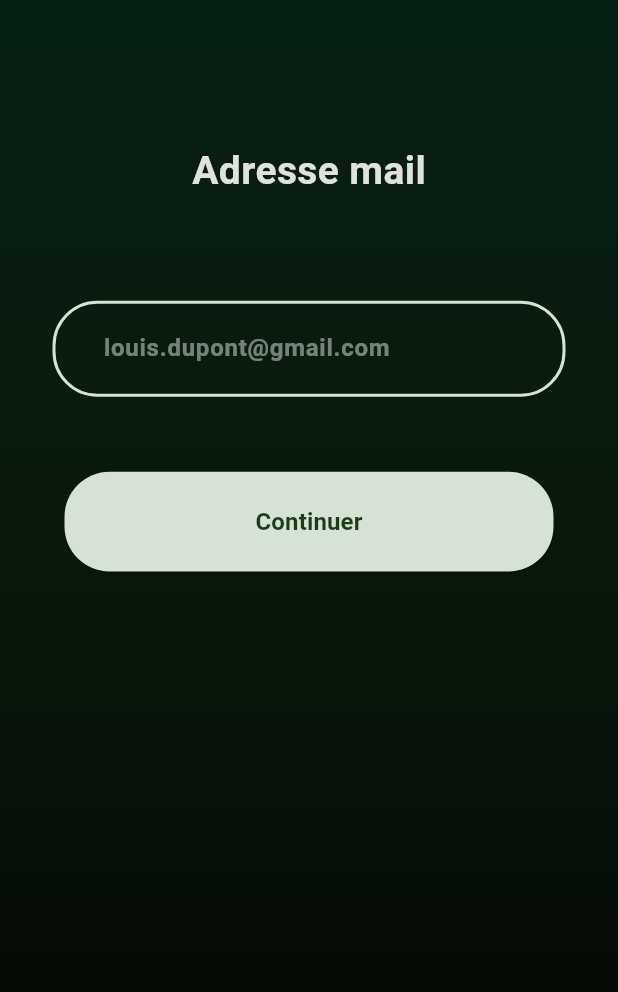
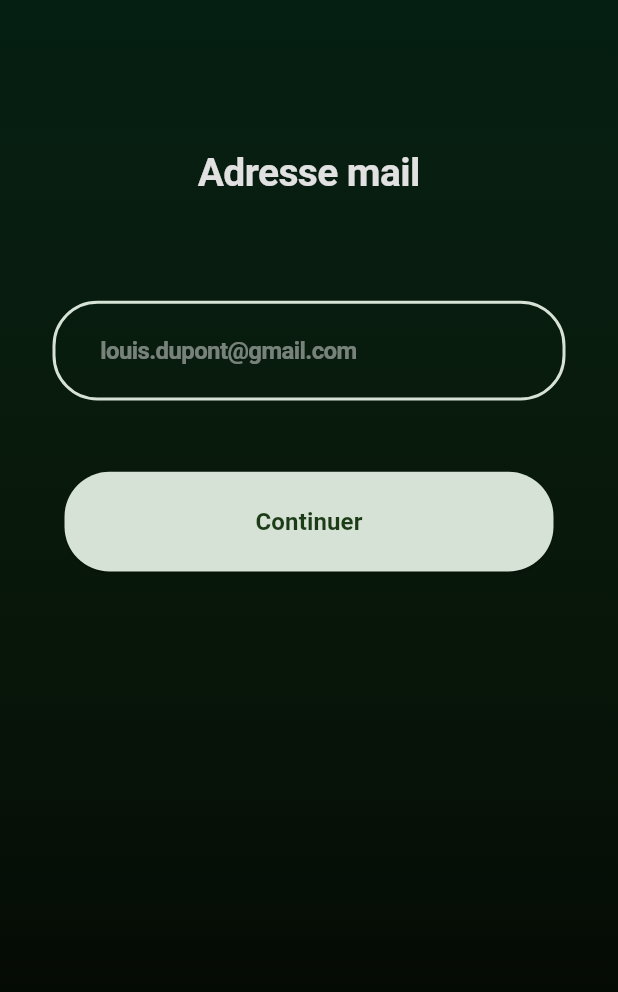
Before and after one commit to Jaxonce/Cypres, a Flutter app: the ConnectionChainCustom screen opened by its route, on a phone screen of 412 x 824 dp. Shown: the top 992 px of the screen. Run offline on Flutter 3.47's test engine with Material 3 defaults, Android fonts, the phone set to English and light mode, and no system bars; our stand-ins replace flutter_svg, flutter_svg_provider; missing offline and left inert: dart:ffi; Roboto replaces fonts that are missing (SFProDisplay).

Commit message:
:construction: add page for message and his background + :lipstick: change Material to Cupertino

```diff
--- a/Sources/lib/pages/home-page.dart
+++ b/Sources/lib/pages/home-page.dart
@@ -1,3 +1,4 @@
+import 'package:flutter/cupertino.dart';
 import 'package:flutter/material.dart';
 import 'package:flutter_svg/flutter_svg.dart';
 import 'package:test_flutter_vue/widget/big-button.dart';
@@ -20,8 +21,8 @@ class _HomePageState extends State<HomePage> {
     const double paddingPercentage = 0.12; // 10% de la taille de l'écran
     final double paddingValue = screenHeight * paddingPercentage;
 
-    return Scaffold(
-      body: Container(
+    return CupertinoPageScaffold(
+      child: Container(
         padding: EdgeInsets.only(top: paddingValue, left: 35, right:35),
         decoration: const BoxDecoration(
           gradient: LinearGradient(
--- a/Sources/lib/widget/connection-chain-custom.dart
+++ b/Sources/lib/widget/connection-chain-custom.dart
@@ -1,5 +1,6 @@
 import 'dart:ffi';
 
+import 'package:flutter/cupertino.dart';
 import 'package:flutter/material.dart';
 import 'package:flutter_svg/svg.dart';
 import 'package:test_flutter_vue/widget/custom-textfield.dart';
@@ -26,8 +27,8 @@ class ConnectionChainCustom extends StatelessWidget {
     const double paddingPercentage = 0.12; // 10% de la taille de l'écran
     final double paddingValue = screenHeight * paddingPercentage;
 
-    return Scaffold(
-      body: Container(
+    return CupertinoPageScaffold(
+      child: Container(
         padding: EdgeInsets.only(top: paddingValue, left: 35, right:35),
         decoration: const BoxDecoration(
           gradient: LinearGradient(
--- a/Sources/lib/widget/custom-textfield.dart
+++ b/Sources/lib/widget/custom-textfield.dart
@@ -1,3 +1,4 @@
+import 'package:flutter/cupertino.dart';
 import 'package:flutter/material.dart';
 
 class CustomTextField extends StatelessWidget {
@@ -15,31 +16,24 @@ class CustomTextField extends StatelessWidget {
     return SizedBox(
         width: screenWidth,
         height: screenWidth/6.2,
-        child:TextField(
+        child:CupertinoTextField(
+          placeholder: text,
+          placeholderStyle: const TextStyle(
+            color: Color.fromRGBO(255, 255, 255, 0.45),
+            fontSize: 16,
+            fontFamily: 'SFProDisplay',
+            fontWeight: FontWeight.bold,
+          ),
+          padding: const EdgeInsets.symmetric(horizontal: 30.0, vertical: 20.0),
+
           obscureText: obscureText,
           keyboardType: keyboardType,
-          decoration: InputDecoration(
-            hintText: text,
-            hintStyle: const TextStyle(
-              color: Color.fromRGBO(255, 255, 255, 0.45),
-              fontSize: 16,
-              fontFamily: 'SFProDisplay',
-              fontWeight: FontWeight.bold,
+          decoration: BoxDecoration(
+            border: Border.all(
+              color: const Color(0xffD7E2D6),
+              width: 2,
             ),
-            contentPadding: const EdgeInsets.symmetric(horizontal: 30.0, vertical: 20.0),
-            enabledBorder: OutlineInputBorder(
-              borderSide: const BorderSide(
-                color: Color(0xffD7E2D6),
-                width: 2.0,
-              ),
-              borderRadius: BorderRadius.circular(30.0),
-            ),
-            focusedBorder: OutlineInputBorder(
-              borderSide: const BorderSide(
-                color: Color(0xffD7E2D6),
-              ),
-              borderRadius: BorderRadius.circular(30.0),
-            ),
+            borderRadius: BorderRadius.circular(30.0),
           ),
           style: const TextStyle(
             color: Color(0xffD7E2D6),
--- a/Sources/pubspec.yaml
+++ b/Sources/pubspec.yaml
@@ -30,8 +30,9 @@ environment:
 dependencies:
   flutter:
     sdk: flutter
-  flutter_svg: ^0.22.0
+  flutter_svg: ^2.0.10+1
   chat_bubbles: ^1.6.0
+  flutter_svg_provider: ^1.0.7
 
 
   # The following adds the Cupertino Icons font to your application.
@@ -63,6 +64,7 @@ flutter:
   # To add assets to your application, add an assets section, like this:
   assets:
     - assets/cypres_logo.svg
+    - assets/bg_multiple_icon.svg
 
   # An image asset can refer to one or more resolution-specific "variants", see
   # https://flutter.dev/assets-and-images/#resolution-aware
```
Also changed, not shown: Sources/lib/main.dart (+10 -4 lines), Sources/lib/pages/message-page.dart (added, +49 -0 lines), Sources/assets/bg_multiple_icon.svg (added), Sources/lib/widget/bubble-chat.dart (added), Sources/pubspec.lock, 1 other file.
